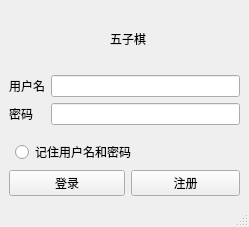
Above: login.ui from daimiaopeng/wuziqi_client before the change. Below: the same form after it.
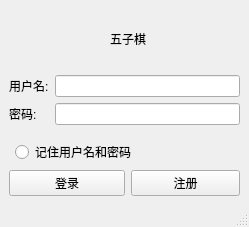
That is the form after the change.

Diff of the .ui file:
```diff
--- a/login.ui
+++ b/login.ui
@@ -52,7 +52,7 @@
         <item row="2" column="0">
          <widget class="QLabel" name="label_2">
           <property name="text">
-           <string>密码</string>
+           <string>密码:</string>
           </property>
          </widget>
         </item>
@@ -66,7 +66,7 @@
         <item row="0" column="0">
          <widget class="QLabel" name="label">
           <property name="text">
-           <string>用户名</string>
+           <string>用户名:</string>
           </property>
          </widget>
         </item>
```
